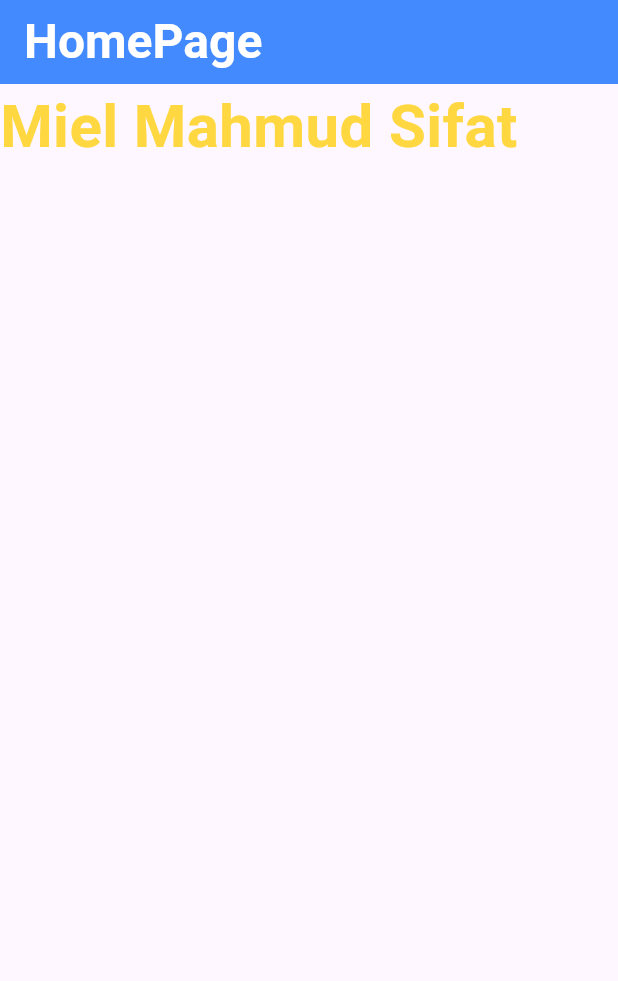
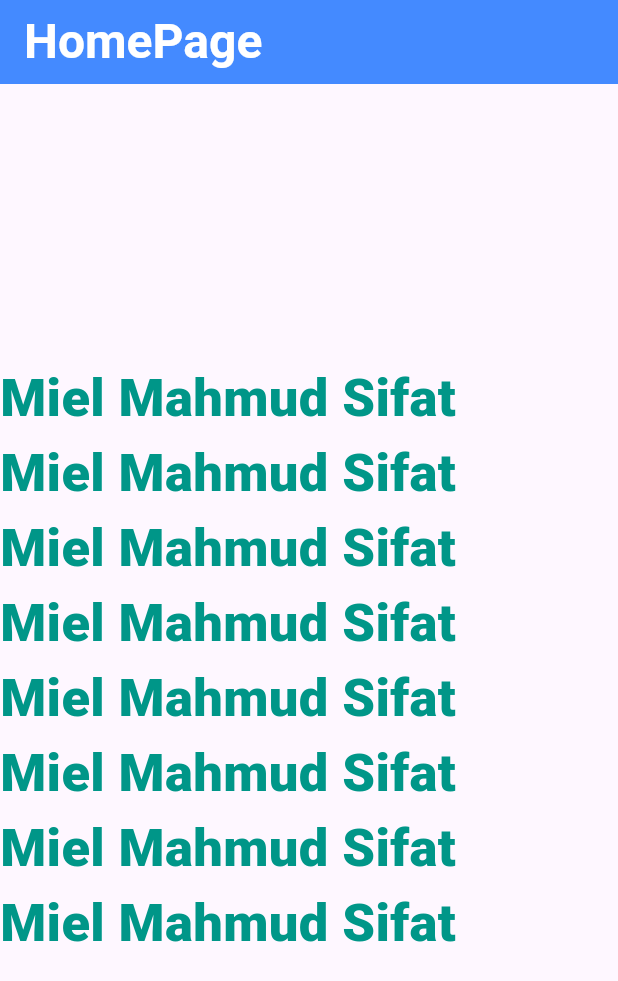
Before and after one commit to miel2793/flutter_practice_batch_10, a Flutter app: the screen it shows after launch, on a phone screen of 412 x 824 dp. Shown: the top 981 px of the screen. Run offline on Flutter 3.47's test engine with Material 3 defaults, Android fonts, the phone set to English and light mode, and no system bars.

Commit message:
update  main

```diff
--- a/lib/main.dart
+++ b/lib/main.dart
@@ -27,23 +27,74 @@ class Home extends StatelessWidget {
         appBar: AppBar(
           title: Text(
             'HomePage',
-          style: TextStyle(fontSize: 32,
-              fontWeight: FontWeight.bold,
-          color: Colors.white
-          ),
-
+            style: TextStyle(
+                fontSize: 32, fontWeight: FontWeight.bold, color: Colors.white),
           ),
           //  centerTitle: true,
           backgroundColor: Colors.blueAccent,
+
         ),
-      body: Text(
-        'Miel Mahmud Sifat',
+        body: Column(
+          mainAxisAlignment: MainAxisAlignment.center,
+          crossAxisAlignment: CrossAxisAlignment.center,
+          children: [
+            Text(
+              "Miel Mahmud Sifat",
               style: TextStyle(
-          fontSize: 40,
-          color: Colors.amberAccent,
-          fontWeight: FontWeight.bold,
+                  fontSize: 35,
+                  fontWeight: FontWeight.w900,
+                  color: Colors.teal),
             ),
+            Text(
+              "Miel Mahmud Sifat",
+              style: TextStyle(
+                  fontSize: 35,
+                  fontWeight: FontWeight.w900,
+                  color: Colors.teal),
             ),
-    );
+            Text(
+              "Miel Mahmud Sifat",
+              style: TextStyle(
+                  fontSize: 35,
+                  fontWeight: FontWeight.w900,
+                  color: Colors.teal),
+            ),
+            Text(
+              "Miel Mahmud Sifat",
+              style: TextStyle(
+                  fontSize: 35,
+                  fontWeight: FontWeight.w900,
+                  color: Colors.teal),
+            ),
+            Text(
+              "Miel Mahmud Sifat",
+              style: TextStyle(
+                  fontSize: 35,
+                  fontWeight: FontWeight.w900,
+                  color: Colors.teal),
+            ),
+            Text(
+              "Miel Mahmud Sifat",
+              style: TextStyle(
+                  fontSize: 35,
+                  fontWeight: FontWeight.w900,
+                  color: Colors.teal),
+            ),
+            Text(
+              "Miel Mahmud Sifat",
+              style: TextStyle(
+                  fontSize: 35,
+                  fontWeight: FontWeight.w900,
+                  color: Colors.teal),
+            ),
+            Text(
+              "Miel Mahmud Sifat",
+              style: TextStyle(
+                  fontSize: 35,
+                  fontWeight: FontWeight.w900,
+                  color: Colors.teal),
+            ),
+          ],
+        ));
   }
 }
```
Lines whose indentation alone changed are shown as unchanged.
